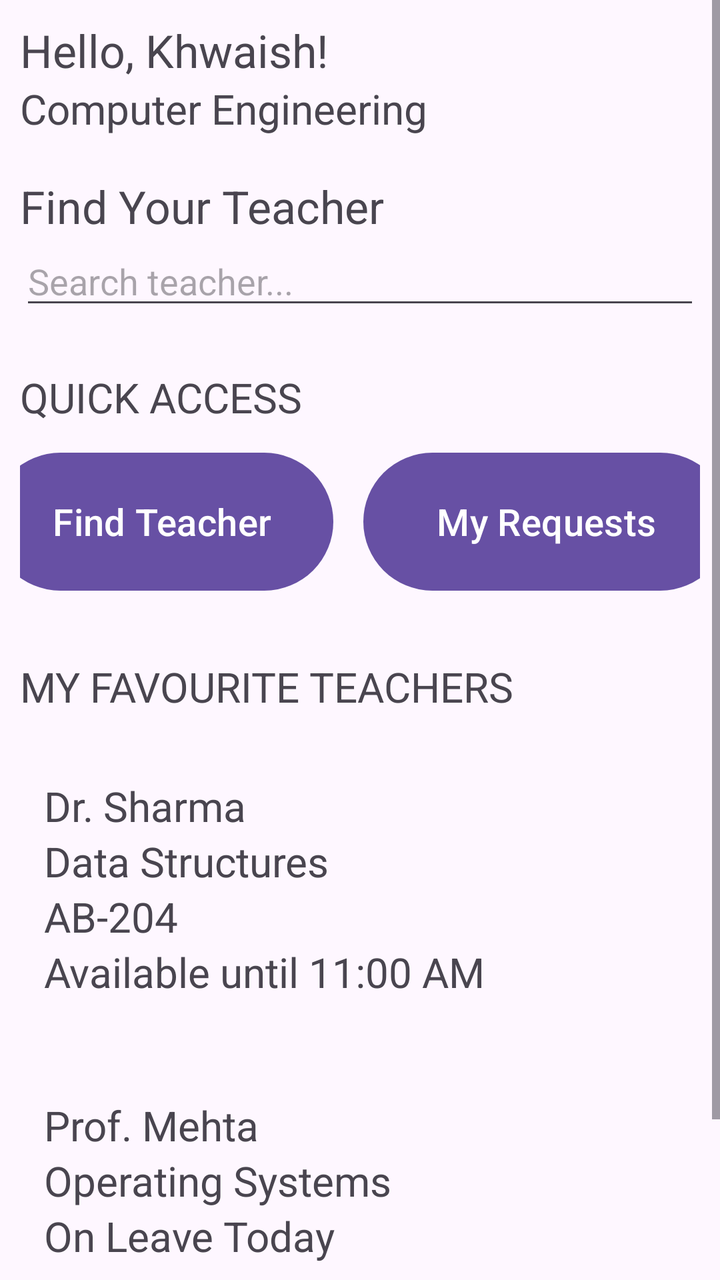
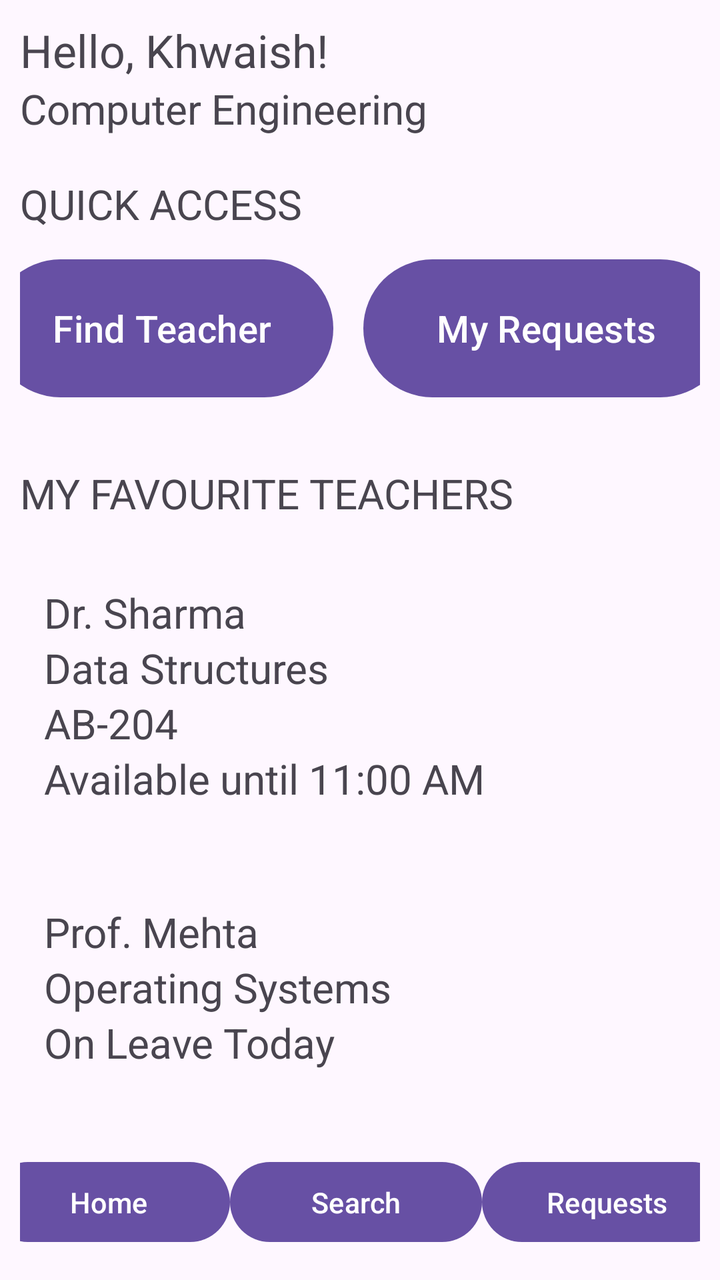

Two renders of the same Android screen: before a commit and after it. Below are the layout's source before the change and the commit's diff.
<!-- AndroidManifest.xml: application theme Theme.MADProject -->
<!-- res/layout/activity_main5.xml -->
<?xml version="1.0" encoding="utf-8"?>
<androidx.constraintlayout.widget.ConstraintLayout xmlns:android="http://schemas.android.com/apk/res/android"
    xmlns:app="http://schemas.android.com/apk/res-auto"
    xmlns:tools="http://schemas.android.com/tools"
    android:id="@+id/main"
    android:layout_width="match_parent"
    android:layout_height="match_parent"
    tools:context=".MainActivity">

    <ScrollView
        android:layout_width="match_parent"
        android:layout_height="match_parent"
        app:layout_constraintBottom_toBottomOf="parent"
        app:layout_constraintEnd_toEndOf="parent"
        app:layout_constraintStart_toStartOf="parent"
        app:layout_constraintTop_toTopOf="parent">

        <LinearLayout
            android:layout_width="match_parent"
            android:layout_height="wrap_content"
            android:orientation="vertical"
            android:padding="10dp">

            <TextView
                android:id="@+id/textViewWelcome"
                android:layout_width="match_parent"
                android:layout_height="wrap_content"
                android:text="@string/welcome"
                android:textSize="11pt" />

            <TextView
                android:id="@+id/textViewDepartment"
                android:layout_width="match_parent"
                android:layout_height="wrap_content"
                android:text="@string/department"
                android:textSize="10pt" />

            <Space
                android:layout_width="match_parent"
                android:layout_height="20dp" />

            <TextView
                android:id="@+id/textViewFind"
                android:layout_width="match_parent"
                android:layout_height="wrap_content"
                android:text="@string/find_teacher"
                android:textSize="11pt" />

            <EditText
                android:id="@+id/editTextSearch"
                android:layout_width="match_parent"
                android:layout_height="wrap_content"
                android:ems="10"
                android:hint="@string/search_teacher"
                android:inputType="text" />

            <Space
                android:layout_width="match_parent"
                android:layout_height="25dp" />

            <TextView
                android:id="@+id/textViewQuick"
                android:layout_width="match_parent"
                android:layout_height="wrap_content"
                android:text="@string/quick_access"
                android:textSize="10pt" />

            <Space
                android:layout_width="match_parent"
                android:layout_height="10dp" />

            <LinearLayout
                android:layout_width="match_parent"
                android:layout_height="wrap_content"
                android:gravity="center"
                android:orientation="horizontal">

                <Button
                    android:id="@+id/buttonFindTeacher"
                    android:layout_width="171dp"
                    android:layout_height="77dp"
                    android:text="@string/find_teacher_button"
                    android:textSize="9pt" />

                <Space
                    android:layout_width="15dp"
                    android:layout_height="wrap_content" />

                <Button
                    android:id="@+id/buttonRequests"
                    android:layout_width="183dp"
                    android:layout_height="match_parent"
                    android:text="@string/my_requests"
                    android:textSize="9pt" />

            </LinearLayout>

            <Space
                android:layout_width="match_parent"
                android:layout_height="30dp" />

            <TextView
                android:id="@+id/textViewFavourite"
                android:layout_width="match_parent"
                android:layout_height="wrap_content"
                android:text="@string/favourite_teachers"
                android:textSize="10pt" />

            <Space
                android:layout_width="match_parent"
                android:layout_height="20dp" />

            <LinearLayout
                android:id="@+id/teacherCard1"
                android:layout_width="match_parent"
                android:layout_height="wrap_content"
                android:orientation="vertical"
                android:padding="12dp">

                <TextView
                    android:id="@+id/textViewTeacher1"
                    android:layout_width="match_parent"
                    android:layout_height="wrap_content"
                    android:text="@string/teacher1"
                    android:textSize="10pt" />

                <TextView
                    android:id="@+id/textViewSubject1"
                    android:layout_width="match_parent"
                    android:layout_height="wrap_content"
                    android:text="@string/subject1"
                    android:textSize="10pt" />

                <TextView
                    android:id="@+id/textViewRoom1"
                    android:layout_width="match_parent"
                    android:layout_height="wrap_content"
                    android:text="@string/room1"
                    android:textSize="10pt" />

                <TextView
                    android:id="@+id/textViewAvailable1"
                    android:layout_width="match_parent"
                    android:layout_height="wrap_content"
                    android:text="@string/available1"
                    android:textSize="10pt" />

            </LinearLayout>

            <Space
                android:layout_width="match_parent"
                android:layout_height="25dp" />

            <LinearLayout
                android:id="@+id/teacherCard2"
                android:layout_width="match_parent"
                android:layout_height="wrap_content"
                android:orientation="vertical"
                android:padding="12dp">

                <TextView
                    android:id="@+id/textViewTeacher2"
                    android:layout_width="match_parent"
                    android:layout_height="wrap_content"
                    android:text="@string/teacher2"
                    android:textSize="10pt" />

                <TextView
                    android:id="@+id/textViewSubject2"
                    android:layout_width="match_parent"
                    android:layout_height="wrap_content"
                    android:text="@string/subject2"
                    android:textSize="10pt" />

                <TextView
                    android:id="@+id/textViewLeave2"
                    android:layout_width="match_parent"
                    android:layout_height="wrap_content"
                    android:text="@string/leave2"
                    android:textSize="10pt" />

            </LinearLayout>

            <Space
                android:layout_width="match_parent"
                android:layout_height="30dp" />

            <LinearLayout
                android:layout_width="match_parent"
                android:layout_height="wrap_content"
                android:gravity="center"
                android:orientation="horizontal">

                <Button
                    android:id="@+id/buttonHome"
                    android:layout_width="121dp"
                    android:layout_height="wrap_content"
                    android:text="@string/home"
                    android:textSize="7pt" />

                <Button
                    android:id="@+id/buttonSearch"
                    android:layout_width="126dp"
                    android:layout_height="wrap_content"
                    android:text="@string/search"
                    android:textSize="7pt" />

                <Button
                    android:id="@+id/buttonRequest"
                    android:layout_width="125dp"
                    android:layout_height="match_parent"
                    android:text="@string/requests"
                    android:textSize="7pt" />

            </LinearLayout>

        </LinearLayout>

    </ScrollView>

</androidx.constraintlayout.widget.ConstraintLayout>
<!-- resources referenced by this layout -->
<resources>
  <string name="available1">Available until 11:00 AM</string>
  <string name="department">Computer Engineering</string>
  <string name="favourite_teachers">MY FAVOURITE TEACHERS</string>
  <string name="find_teacher">Find Your Teacher</string>
  <string name="find_teacher_button">Find Teacher</string>
  <string name="home">Home</string>
  <string name="leave2">On Leave Today</string>
  <string name="my_requests">My Requests</string>
  <string name="quick_access">QUICK ACCESS</string>
  <string name="requests">Requests</string>
  <string name="room1">AB-204</string>
  <string name="search">Search</string>
  <string name="search_teacher">Search teacher...</string>
  <string name="subject1">Data Structures</string>
  <string name="subject2">Operating Systems</string>
  <string name="teacher1">Dr. Sharma</string>
  <string name="teacher2">Prof. Mehta</string>
  <string name="welcome">Hello, Khwaish!</string>
  <style name="Theme.MADProject" parent="Base.Theme.MADProject" />
  <style name="Base.Theme.MADProject" parent="Theme.Material3.DayNight.NoActionBar">
          
          
      </style>
</resources>

<!-- the commit's change to res/layout/activity_main5.xml (unified diff, before → after) -->
@@ -40,25 +40,6 @@
                 android:layout_height="20dp" />
 
             <TextView
-                android:id="@+id/textViewFind"
-                android:layout_width="match_parent"
-                android:layout_height="wrap_content"
-                android:text="@string/find_teacher"
-                android:textSize="11pt" />
-
-            <EditText
-                android:id="@+id/editTextSearch"
-                android:layout_width="match_parent"
-                android:layout_height="wrap_content"
-                android:ems="10"
-                android:hint="@string/search_teacher"
-                android:inputType="text" />
-
-            <Space
-                android:layout_width="match_parent"
-                android:layout_height="25dp" />
-
-            <TextView
                 android:id="@+id/textViewQuick"
                 android:layout_width="match_parent"
                 android:layout_height="wrap_content"
@@ -87,7 +68,7 @@
                     android:layout_height="wrap_content" />
 
                 <Button
-                    android:id="@+id/buttonRequests"
+                    android:id="@+id/buttonMyRequests"
                     android:layout_width="183dp"
                     android:layout_height="match_parent"
                     android:text="@string/my_requests"
<!-- resource entries referenced after the edit -->
@@ -3,7 +3,6 @@
   <string name="available1">Available until 11:00 AM</string>
   <string name="department">Computer Engineering</string>
   <string name="favourite_teachers">MY FAVOURITE TEACHERS</string>
-  <string name="find_teacher">Find Your Teacher</string>
   <string name="find_teacher_button">Find Teacher</string>
   <string name="home">Home</string>
   <string name="leave2">On Leave Today</string>
@@ -12,7 +11,6 @@
   <string name="requests">Requests</string>
   <string name="room1">AB-204</string>
   <string name="search">Search</string>
-  <string name="search_teacher">Search teacher...</string>
   <string name="subject1">Data Structures</string>
   <string name="subject2">Operating Systems</string>
   <string name="teacher1">Dr. Sharma</string>
